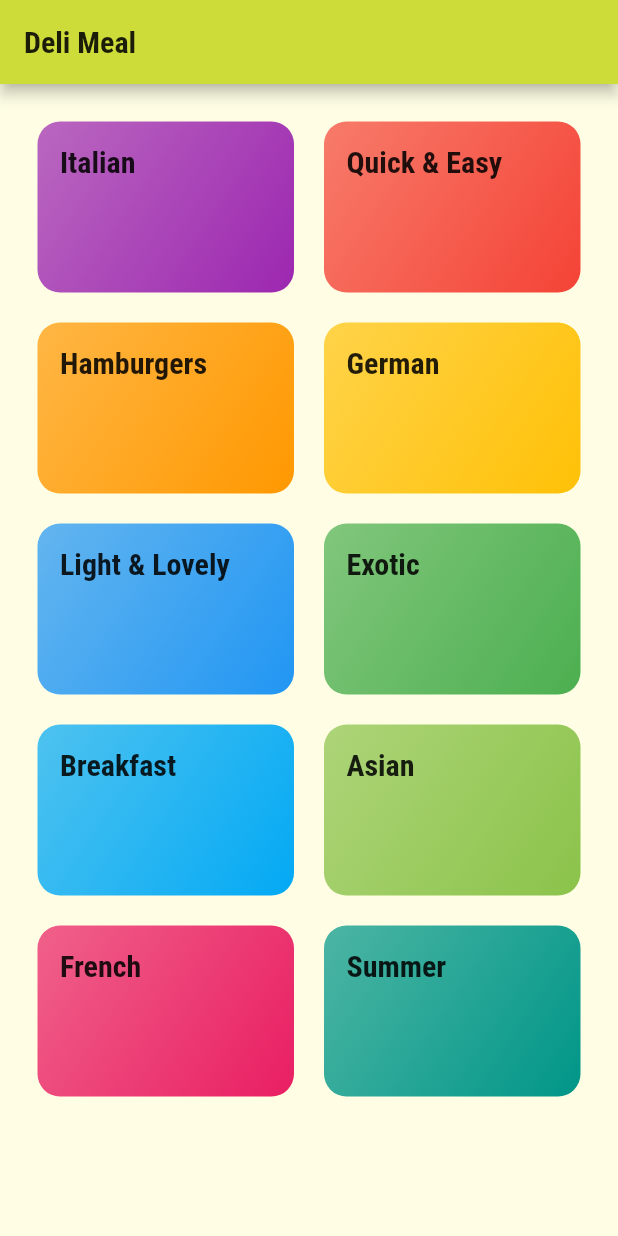
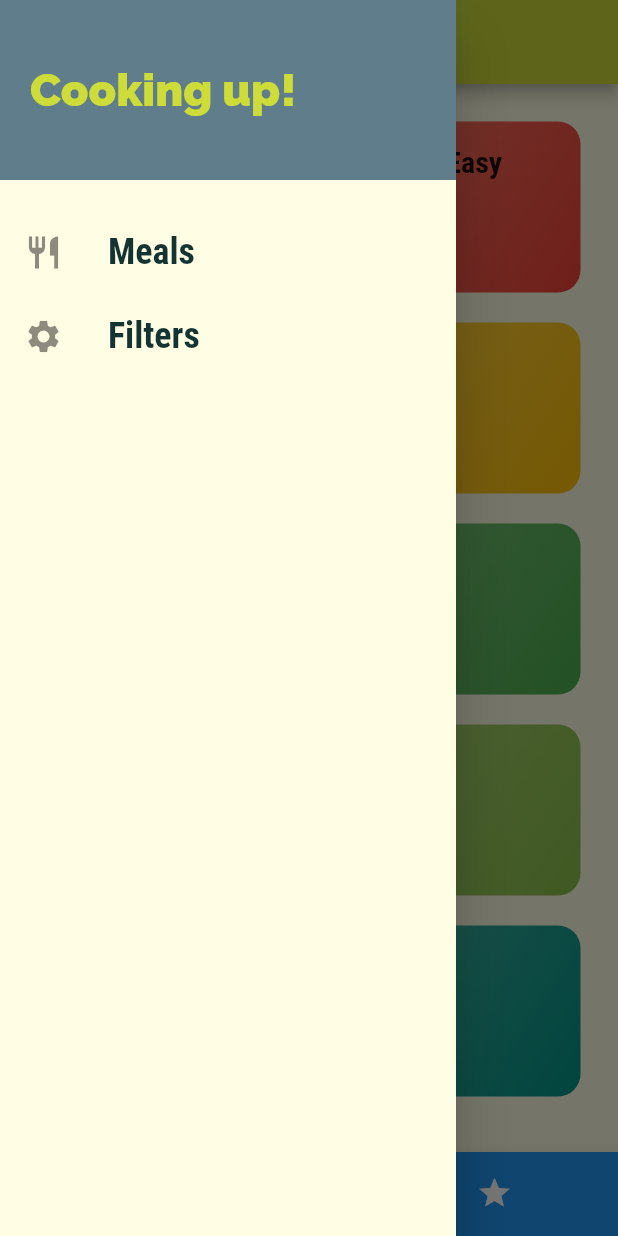
Before and after one commit to Armitage87/meals_app, a Flutter app: the screen it shows after launch, with the side drawer open (before the commit the screen has no drawer), on a phone screen of 412 x 824 dp. Run offline on Flutter 3.47's test engine with Material 2 defaults, Android fonts, the phone set to English and light mode, and no system bars.

Commit message:
various changes etc

```diff
--- a/lib/categories_screen.dart
+++ /dev/null
@@ -1,35 +0,0 @@
-import 'package:flutter/src/widgets/framework.dart';
-import './dummy_data.dart';
-import 'package:flutter/material.dart';
-
-import 'category_item.dart';
-
-class CategoriesScreen extends StatelessWidget {
-  const CategoriesScreen({super.key});
-
-  @override
-  Widget build(BuildContext context) {
-    return Scaffold(
-      appBar: AppBar(
-          title: Text(
-        'Deli Meal',
-        style: Theme.of(context).textTheme.titleLarge,
-      )),
-      body: GridView(
-        padding: const EdgeInsets.all(25),
-        children: DUMMY_CATEGORIES
-            .map(
-              (catData) => CategoryItem(
-                  id: catData.id, title: catData.title, color: catData.color),
-            )
-            .toList(),
-        gridDelegate: SliverGridDelegateWithMaxCrossAxisExtent(
-          maxCrossAxisExtent: 200,
-          childAspectRatio: 1.5,
-          crossAxisSpacing: 20,
-          mainAxisSpacing: 20,
-        ),
-      ),
-    );
-  }
-}
--- a/lib/main.dart
+++ b/lib/main.dart
@@ -1,6 +1,8 @@
 import 'package:flutter/material.dart';
-import 'package:meals_app/categories_screen.dart';
-import 'package:meals_app/category_meals_screen.dart';
+import 'package:meals_app/screens/categories_screen.dart';
+import 'package:meals_app/screens/category_meals_screen.dart';
+import 'package:meals_app/screens/meal_detail_screen.dart';
+import 'package:meals_app/screens/tabs_screen.dart';
 
 void main() => runApp(MyApp());
 
@@ -10,6 +12,7 @@ class MyApp extends StatelessWidget {
   @override
   Widget build(BuildContext context) {
     return MaterialApp(
+      debugShowCheckedModeBanner: false,
       title: 'Deli Meals',
       theme: ThemeData(
           canvasColor: Color.fromRGBO(255, 254, 229, 1),
@@ -28,8 +31,18 @@ class MyApp extends StatelessWidget {
                 fontFamily: 'RobotoCondensed',
                 fontWeight: FontWeight.bold,
               ))),
-      home: const CategoriesScreen(),
-      routes: {'/category-meals': (ctx) => CategoryMealsScreen()},
+      //home: const CategoriesScreen(),
+      routes: {
+        '/': (ctx) => TabsScreen(),
+        '/category-meals': (ctx) => CategoryMealsScreen(),
+        MealDetailScreen.routeName: (ctx) => MealDetailScreen()
+      },
+      onGenerateRoute: (settings) {
+        return MaterialPageRoute(builder: (ctx) => CategoriesScreen());
+      },
+      onUnknownRoute: (settings) {
+        return MaterialPageRoute(builder: (ctx) => CategoriesScreen());
+      },
     );
   }
 }
--- /dev/null
+++ b/lib/screens/categories_screen.dart
@@ -0,0 +1,28 @@
+import 'package:flutter/src/widgets/framework.dart';
+import '../dummy_data.dart';
+import 'package:flutter/material.dart';
+
+import '../widgets/category_item.dart';
+
+class CategoriesScreen extends StatelessWidget {
+  const CategoriesScreen({super.key});
+
+  @override
+  Widget build(BuildContext context) {
+    return GridView(
+      padding: const EdgeInsets.all(25),
+      children: DUMMY_CATEGORIES
+          .map(
+            (catData) => CategoryItem(
+                id: catData.id, title: catData.title, color: catData.color),
+          )
+          .toList(),
+      gridDelegate: SliverGridDelegateWithMaxCrossAxisExtent(
+        maxCrossAxisExtent: 200,
+        childAspectRatio: 1.5,
+        crossAxisSpacing: 20,
+        mainAxisSpacing: 20,
+      ),
+    );
+  }
+}
--- /dev/null
+++ b/lib/screens/tabs_screen.dart
@@ -0,0 +1,56 @@
+import 'package:flutter/src/widgets/framework.dart';
+import 'package:flutter/src/widgets/placeholder.dart';
+import 'package:flutter/material.dart';
+import 'package:meals_app/screens/categories_screen.dart';
+import 'package:meals_app/screens/favourites_screen.dart';
+
+import '../widgets/main_drawer.dart';
+import 'category_meals_screen.dart';
+
+class TabsScreen extends StatefulWidget {
+  const TabsScreen({super.key});
+
+  @override
+  State<TabsScreen> createState() => _TabsScreenState();
+}
+
+class _TabsScreenState extends State<TabsScreen> {
+  final List<Map<String, dynamic>> _pages = [
+    {'page': CategoriesScreen(), 'title': 'Categories'},
+    {'page': FavouritesScreen(), 'title': 'Favourites'}
+  ];
+  int _selectedPageIndex = 0;
+  void _selectPage(int index) {
+    setState(() {
+      _selectedPageIndex = index;
+    });
+  }
+
+  @override
+  Widget build(BuildContext context) {
+    return Scaffold(
+      appBar: AppBar(
+        title: Text(_pages[_selectedPageIndex]['title']),
+      ),
+      drawer: MainDrawer(),
+      body: _pages[_selectedPageIndex]['page'],
+      bottomNavigationBar: BottomNavigationBar(
+          onTap: _selectPage,
+          backgroundColor: Theme.of(context).primaryColor,
+          unselectedItemColor: Colors.white,
+          selectedItemColor: Theme.of(context).colorScheme.primary,
+          currentIndex: _selectedPageIndex,
+          type: BottomNavigationBarType.shifting,
+          items: [
+            BottomNavigationBarItem(
+                backgroundColor: Theme.of(context).primaryColor,
+                icon: Icon(Icons.category),
+                label: 'Categories'),
+            BottomNavigationBarItem(
+                backgroundColor: Theme.of(context).primaryColor,
+                icon: Icon(Icons.star),
+                label: 'Favourites')
+          ]),
+    );
+  }
+}
--- a/lib/category_item.dart
+++ b/lib/widgets/category_item.dart
@@ -1,7 +1,7 @@
 import 'package:flutter/material.dart';
 import 'package:flutter/src/widgets/framework.dart';
 import 'package:flutter/src/widgets/placeholder.dart';
-import 'package:meals_app/category_meals_screen.dart';
+import 'package:meals_app/screens/category_meals_screen.dart';
 
 class CategoryItem extends StatelessWidget {
   final String id;
--- /dev/null
+++ b/lib/widgets/main_drawer.dart
@@ -0,0 +1,52 @@
+import 'package:flutter/src/widgets/framework.dart';
+import 'package:flutter/src/widgets/placeholder.dart';
+import 'package:flutter/material.dart';
+
+class MainDrawer extends StatelessWidget {
+  Widget buildListTile(String title, IconData icon) {
+    return ListTile(
+      leading: Icon(icon, size: 26),
+      title: Text(
+        title,
+        style: TextStyle(
+          fontFamily: 'RobotoCondensed',
+          fontSize: 24,
+          fontWeight: FontWeight.bold,
+        ),
+      ),
+      onTap: () {},
+    );
+  }
+
+  const MainDrawer({super.key});
+
+  @override
+  Widget build(BuildContext context) {
+    return Drawer(
+      child: Column(
+        children: <Widget>[
+          Container(
+            height: 120,
+            width: double.infinity,
+            padding: EdgeInsets.all(20),
+            alignment: Alignment.centerLeft,
+            color: Theme.of(context).colorScheme.secondary,
+            child: Text(
+              'Cooking up!',
+              style: TextStyle(
+                fontWeight: FontWeight.w900,
+                fontSize: 30,
+                color: Theme.of(context).colorScheme.primary,
+              ),
+            ),
+          ),
+          SizedBox(
+            height: 20,
+          ),
+          buildListTile('Meals', Icons.restaurant),
+          buildListTile('Filters', Icons.settings),
+        ],
+      ),
+    );
+  }
+}
```
Also changed, not shown: lib/screens/category_meals_screen.dart (renamed from lib/category_meals_screen.dart, +16 -2 lines), lib/screens/favourites_screen.dart (added, +14 -0 lines), lib/screens/meal_detail_screen.dart (added, +84 -0 lines), lib/widgets/meal_item.dart (added, +155 -0 lines).
